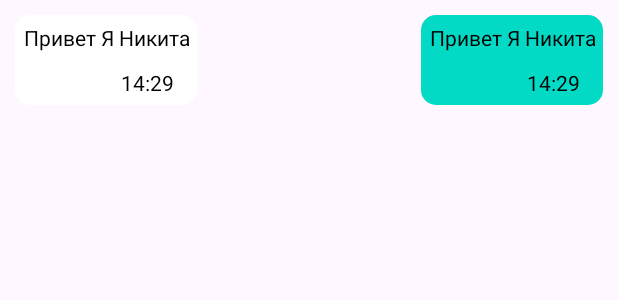
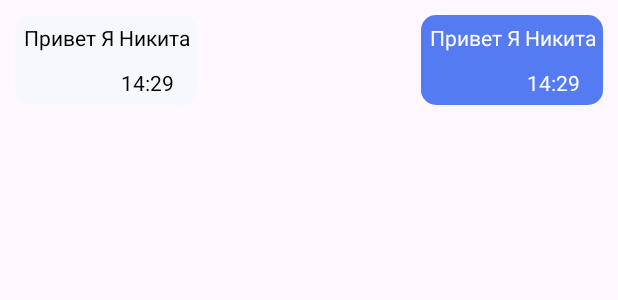
Before and after one commit to tripplesix666/TelegramClone, an Android app: the layout message_item.xml on its own in the app's theme, with its tools: preview values and no code run, on a phone screen of 412 x 824 dp. Shown: the top 300 px of the screen. Run offline under Robolectric (Android 15) with nearby library versions, the phone set to English and light mode, and no system bars.

```diff
--- a/app/src/main/AndroidManifest.xml
+++ b/app/src/main/AndroidManifest.xml
@@ -24,7 +24,7 @@
         <activity
             android:name=".MainActivity"
             android:exported="true"
-            android:windowSoftInputMode="stateVisible|adjustResize">
+            android:windowSoftInputMode="adjustResize">
             <intent-filter>
                 <action android:name="android.intent.action.MAIN" />
 
--- a/app/src/main/java/com/example/telegramclone/ui/fragments/MainFragment.kt
+++ b/app/src/main/java/com/example/telegramclone/ui/fragments/MainFragment.kt
@@ -3,6 +3,7 @@ package com.example.telegramclone.ui.fragments
 import androidx.fragment.app.Fragment
 import com.example.telegramclone.R
 import com.example.telegramclone.utilits.APP_ACTIVITY
+import com.example.telegramclone.utilits.hideKeyboard
 
 class MainFragment : Fragment(R.layout.fragment_chats) {
 
@@ -10,5 +11,6 @@ class MainFragment : Fragment(R.layout.fragment_chats) {
         super.onResume()
         APP_ACTIVITY.title = "Telegram"
         APP_ACTIVITY.appDrawer.enableDrawer()
+        hideKeyboard()
     }
 }
--- a/app/src/main/res/drawable/bg_receiving_message.xml
+++ b/app/src/main/res/drawable/bg_receiving_message.xml
@@ -1,5 +1,5 @@
 <?xml version="1.0" encoding="utf-8"?>
 <shape xmlns:android="http://schemas.android.com/apk/res/android">
-    <solid android:color="@color/white"/>
+    <solid android:color="@color/gray"/>
     <corners android:radius="10dp"/>
 </shape>
--- a/app/src/main/res/drawable/bg_user_message.xml
+++ b/app/src/main/res/drawable/bg_user_message.xml
@@ -1,5 +1,5 @@
 <?xml version="1.0" encoding="utf-8"?>
 <shape xmlns:android="http://schemas.android.com/apk/res/android">
-    <solid android:color="@color/teal_200"/>
+    <solid android:color="@color/blue"/>
     <corners android:radius="10dp"/>
 </shape>
--- a/app/src/main/res/drawable/ic_send.xml
+++ b/app/src/main/res/drawable/ic_send.xml
@@ -1,5 +1,5 @@
 <vector android:autoMirrored="true" android:height="24dp"
-    android:tint="#000000" android:viewportHeight="24"
+    android:tint="@color/blue" android:viewportHeight="24"
     android:viewportWidth="24" android:width="24dp" xmlns:android="http://schemas.android.com/apk/res/android">
     <path android:fillColor="@android:color/white" android:pathData="M2.01,21L23,12 2.01,3 2,10l15,2 -15,2z"/>
 </vector>
--- a/app/src/main/res/layout/fragment_single_chat.xml
+++ b/app/src/main/res/layout/fragment_single_chat.xml
@@ -12,7 +12,7 @@
         android:layout_height="0dp"
         app:layoutManager="androidx.recyclerview.widget.LinearLayoutManager"
         tools:listitem="@layout/message_item"
-        android:background="@color/purple_200"
+        android:background="@color/white"
         app:layout_constraintBottom_toTopOf="@+id/chat_input_message"
         app:layout_constraintEnd_toEndOf="parent"
         app:layout_constraintStart_toStartOf="parent"
--- a/app/src/main/res/layout/message_item.xml
+++ b/app/src/main/res/layout/message_item.xml
@@ -23,7 +23,7 @@
             android:layout_height="wrap_content"
             android:gravity="end"
             android:padding="@dimen/appPadding"
-            android:textColor="@color/black"
+            android:textColor="@color/white"
             app:layout_constraintEnd_toEndOf="parent"
             app:layout_constraintTop_toTopOf="parent"
             tools:text="Привет Я Никита" />
@@ -35,7 +35,7 @@
             android:gravity="end"
             android:layout_marginEnd="@dimen/app_small_margin"
             android:padding="@dimen/appPadding"
-            android:textColor="@color/black"
+            android:textColor="@color/white"
             app:layout_constraintEnd_toEndOf="parent"
             app:layout_constraintTop_toBottomOf="@+id/chat_user_message"
             tools:text="14:29" />
--- a/app/src/main/res/values/colors.xml
+++ b/app/src/main/res/values/colors.xml
@@ -2,6 +2,8 @@
 <resources>
     <color name="blue_200">#30A3E6</color>
     <color name="blue_500">#00699E</color>
+    <color name="blue">#557bf3</color>
+    <color name="gray">#f6f8fd</color>
     <color name="purple_200">#FFBB86FC</color>
     <color name="purple_500">#FF6200EE</color>
     <color name="purple_700">#FF3700B3</color>
```
Also changed, not shown: app/src/main/java/com/example/telegramclone/ui/fragments/single_chat/SingleChatAdapter.kt (+15 -2 lines), app/src/main/java/com/example/telegramclone/ui/fragments/single_chat/SingleChatFragment.kt (+10 -6 lines), app/src/main/java/com/example/telegramclone/utilits/AppChildEventListener.kt (added, +30 -0 lines), app/src/main/java/com/example/telegramclone/utilits/DiffUtilCallback.kt (added, +19 -0 lines).
